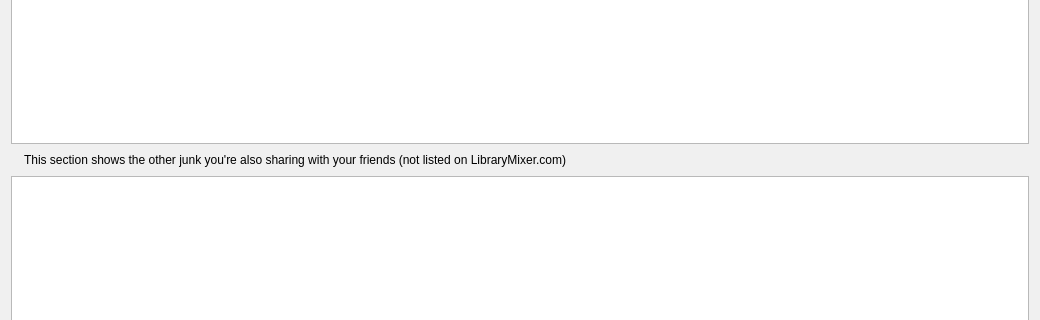
First picture: the form in MixologistGui/gui/LibraryDialog.ui, repository rebeccaskinner/The-Mixologist, before the edit; both pictures show x 0 to 1040 and y 306 to 626 of the 1040 by 865 pixel window.
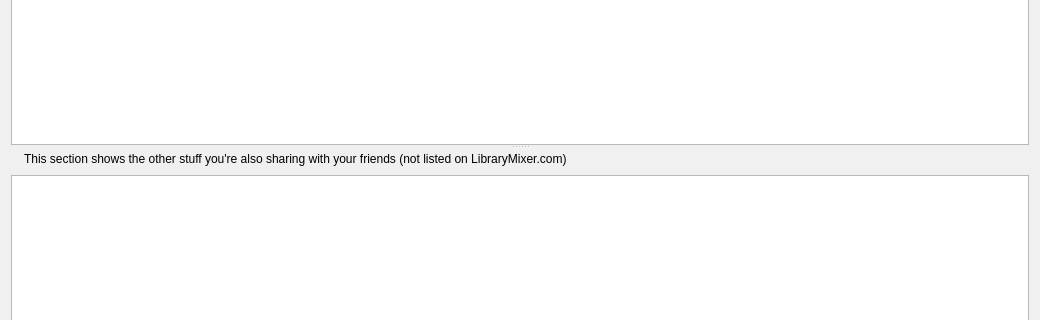
Second picture: the form after the edit. Icons and pictures are not drawn.

Commit message: Improvement: Changed dialogs to use splitters with non-collapsible children

```diff
--- a/MixologistGui/gui/LibraryDialog.ui
+++ b/MixologistGui/gui/LibraryDialog.ui
@@ -588,6 +588,14 @@
     </layout>
    </item>
    <item>
+    <widget class="QSplitter" name="splitter">
+     <property name="orientation">
+      <enum>Qt::Vertical</enum>
+     </property>
+     <property name="childrenCollapsible">
+      <bool>false</bool>
+     </property>
+     <widget class="QWidget" name="">
     <layout class="QVBoxLayout" name="libraryLayout">
      <item>
       <layout class="QHBoxLayout" name="libraryHeaderLayout">
@@ -649,8 +657,8 @@
       </widget>
      </item>
     </layout>
-   </item>
-   <item>
+     </widget>
+     <widget class="QWidget" name="">
     <layout class="QVBoxLayout" name="offLMLayout">
      <item>
       <layout class="QHBoxLayout" name="offLMHeaderLayout">
@@ -664,7 +672,7 @@
        <item>
         <widget class="QLabel" name="offLMListLabel">
          <property name="text">
-          <string>This section shows the other junk you're also sharing with your friends (not listed on LibraryMixer.com)</string>
+            <string>This section shows the other stuff you're also sharing with your friends (not listed on LibraryMixer.com)</string>
          </property>
         </widget>
        </item>
@@ -715,6 +723,8 @@
       </widget>
      </item>
     </layout>
+     </widget>
+    </widget>
    </item>
   </layout>
  </widget>
```
Lines whose indentation alone changed are shown as unchanged. The commit also changes 2 other files.
